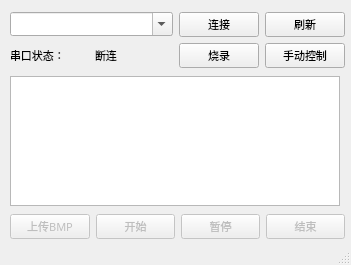
wang-ji-yuan/AutoSplatoon, file AutoSplatoon/autosplatoon.ui: the form before one commit.
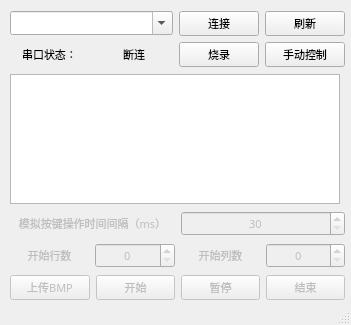
The form after the commit. Icons and pictures are not drawn.

Diff of the .ui file:
```diff
--- a/AutoSplatoon/autosplatoon.ui
+++ b/AutoSplatoon/autosplatoon.ui
@@ -7,7 +7,7 @@
     <x>0</x>
     <y>0</y>
     <width>351</width>
-    <height>265</height>
+    <height>325</height>
    </rect>
   </property>
   <property name="font">
@@ -29,7 +29,7 @@
       <x>10</x>
       <y>10</y>
       <width>335</width>
-      <height>231</height>
+      <height>291</height>
      </rect>
     </property>
     <property name="font">
@@ -92,6 +92,9 @@
            <property name="text">
             <string>串口状态：</string>
            </property>
+           <property name="alignment">
+            <set>Qt::AlignCenter</set>
+           </property>
           </widget>
          </item>
          <item>
@@ -107,6 +110,9 @@
            <property name="text">
             <string>断连</string>
            </property>
+           <property name="alignment">
+            <set>Qt::AlignCenter</set>
+           </property>
           </widget>
          </item>
         </layout>
@@ -192,6 +198,101 @@
        </property>
       </widget>
      </item>
+     <item>
+      <layout class="QHBoxLayout" name="horizontalLayout_4">
+       <item>
+        <widget class="QLabel" name="label">
+         <property name="enabled">
+          <bool>false</bool>
+         </property>
+         <property name="text">
+          <string>模拟按键操作时间间隔（ms）</string>
+         </property>
+         <property name="alignment">
+          <set>Qt::AlignCenter</set>
+         </property>
+        </widget>
+       </item>
+       <item>
+        <widget class="QSpinBox" name="intervalBox">
+         <property name="enabled">
+          <bool>false</bool>
+         </property>
+         <property name="alignment">
+          <set>Qt::AlignCenter</set>
+         </property>
+         <property name="minimum">
+          <number>30</number>
+         </property>
+         <property name="maximum">
+          <number>100</number>
+         </property>
+        </widget>
+       </item>
+      </layout>
+     </item>
+     <item>
+      <layout class="QHBoxLayout" name="horizontalLayout_6">
+       <item>
+        <widget class="QLabel" name="label_2">
+         <property name="enabled">
+          <bool>false</bool>
+         </property>
+         <property name="text">
+          <string>开始行数</string>
+         </property>
+         <property name="alignment">
+          <set>Qt::AlignCenter</set>
+         </property>
+        </widget>
+       </item>
+       <item>
+        <widget class="QSpinBox" name="rowBox">
+         <property name="enabled">
+          <bool>false</bool>
+         </property>
+         <property name="alignment">
+          <set>Qt::AlignCenter</set>
+         </property>
+         <property name="minimum">
+          <number>0</number>
+         </property>
+         <property name="maximum">
+          <number>119</number>
+         </property>
+        </widget>
+       </item>
+       <item>
+        <widget class="QLabel" name="label_4">
+         <property name="enabled">
+          <bool>false</bool>
+         </property>
+         <property name="text">
+          <string>开始列数</string>
+         </property>
+         <property name="alignment">
+          <set>Qt::AlignCenter</set>
+         </property>
+        </widget>
+       </item>
+       <item>
+        <widget class="QSpinBox" name="columnBox">
+         <property name="enabled">
+          <bool>false</bool>
+         </property>
+         <property name="alignment">
+          <set>Qt::AlignCenter</set>
+         </property>
+         <property name="minimum">
+          <number>0</number>
+         </property>
+         <property name="maximum">
+          <number>319</number>
+         </property>
+        </widget>
+       </item>
+      </layout>
+     </item>
      <item>
       <layout class="QHBoxLayout" name="horizontalLayout_5">
        <item>
```
